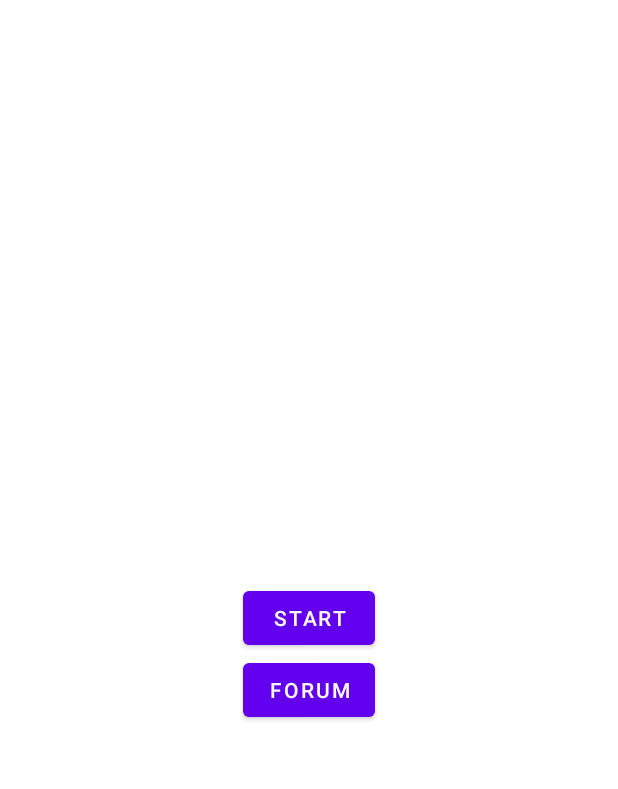
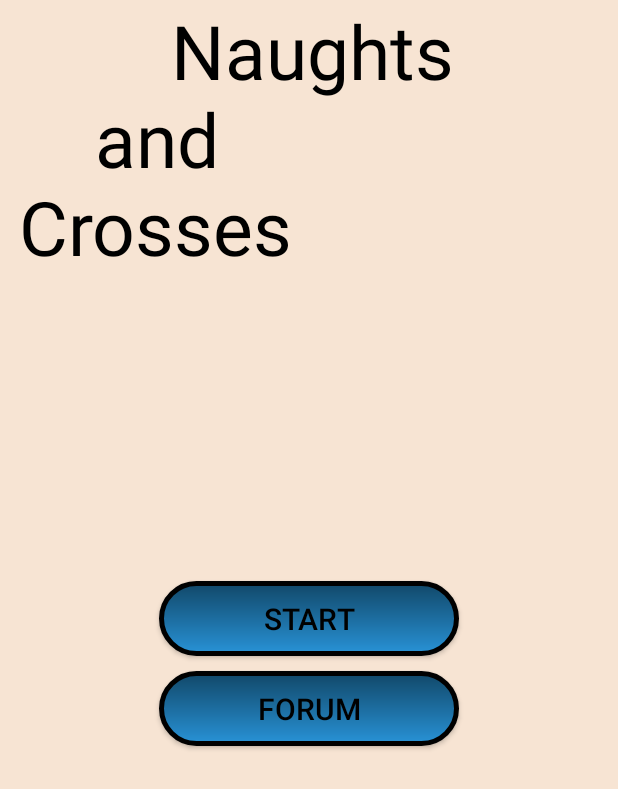
Before and after one commit to DanyloDonets/TRAFFBRAZA_Test_task, an Android app: the screen it shows after launch (MainActivity), on a phone screen of 412 x 824 dp. Shown: the top 789 px of the screen. Run offline under Robolectric (Android 15) with nearby library versions, the phone set to English and light mode, and no system bars; libraries missing offline, so code that uses them is left out: com.appsflyer, com.appsflyer.attribution; 2 statements that could not run were skipped.

Commit message:
all done with simple design

```diff
--- a/app/src/main/res/drawable/back.xml
+++ b/app/src/main/res/drawable/back.xml
@@ -1,5 +1,5 @@
-<vector android:height="24dp" android:tint="@color/black"
+<vector android:height="24dp" android:tint="@color/button_color"
     android:viewportHeight="24" android:viewportWidth="24"
     android:width="24dp" xmlns:android="http://schemas.android.com/apk/res/android">
-    <path android:fillColor="@android:color/black" android:pathData="M17.77,3.77l-1.77,-1.77l-10,10l10,10l1.77,-1.77l-8.23,-8.23z"/>
+    <path android:fillColor="@color/button_color" android:pathData="M17.77,3.77l-1.77,-1.77l-10,10l10,10l1.77,-1.77l-8.23,-8.23z"/>
 </vector>
--- /dev/null
+++ b/app/src/main/res/drawable/rounded_rectangle.xml
@@ -0,0 +1,16 @@
+<?xml version="1.0" encoding="utf-8"?>
+
+
+<shape android:shape="rectangle"
+
+    xmlns:android="http://schemas.android.com/apk/res/android">
+
+    <corners android:radius="50dp" />
+
+    <stroke android:width="3dp"
+        android:color="@color/black" />
+
+    <gradient android:angle="-90"
+        android:startColor="@color/button_color"
+        android:endColor="@color/button_color2"  />
+</shape>
--- a/app/src/main/res/layout/activity_game.xml
+++ b/app/src/main/res/layout/activity_game.xml
@@ -5,13 +5,17 @@
     xmlns:tools="http://schemas.android.com/tools"
     android:layout_width="match_parent"
     android:layout_height="match_parent"
-    tools:context=".activities.Game">
+    tools:context=".activities.Game"
+    style="@style/windowstyle"
+    android:background="@color/background">
 
     <ImageView
         android:id="@+id/backBtn"
         android:layout_width="40dp"
         android:layout_height="40dp"
         android:src="@drawable/back"
+
+
         />
 
 
--- a/app/src/main/res/layout/activity_main.xml
+++ b/app/src/main/res/layout/activity_main.xml
@@ -1,30 +1,51 @@
 <?xml version="1.0" encoding="utf-8"?>
-<RelativeLayout xmlns:android="http://schemas.android.com/apk/res/android"
+<androidx.constraintlayout.widget.ConstraintLayout xmlns:android="http://schemas.android.com/apk/res/android"
     xmlns:app="http://schemas.android.com/apk/res-auto"
     xmlns:tools="http://schemas.android.com/tools"
     android:layout_width="match_parent"
     android:layout_height="match_parent"
-    tools:context=".activities.MainActivity">
+    tools:context=".activities.MainActivity"
+    style="@style/windowstyle"
+    android:background="@color/background"
+    >
 
 
-
-    <Button
-        android:layout_centerHorizontal="true"
-        android:layout_centerVertical="true"
-        android:id="@+id/gameBtn"
+    <TextView
         android:layout_width="wrap_content"
         android:layout_height="wrap_content"
+        android:textSize="50dp"
+        android:textColor="@color/black"
+        android:text="
+        Naughts \n
+    and\n
+Crosses"/>
+
+    <androidx.appcompat.widget.AppCompatButton
+        android:id="@+id/gameBtn"
+        style="@style/buttons"
+        android:background="@drawable/rounded_rectangle"
+
         android:text="Start"
+        app:layout_constraintLeft_toLeftOf="parent"
+        app:layout_constraintRight_toRightOf="parent"
+        app:layout_constraintTop_toTopOf="parent"
+
+        app:layout_constraintBottom_toBottomOf="parent"
+
         />
 
-    <Button
-        android:layout_centerHorizontal="true"
-        android:layout_below="@+id/gameBtn"
+    <androidx.appcompat.widget.AppCompatButton
+        style="@style/buttons"
         android:id="@+id/webBtn"
-        android:layout_width="wrap_content"
-        android:layout_height="wrap_content"
+        android:layout_marginTop="10dp"
+        app:layout_constraintTop_toBottomOf="@id/gameBtn"
+        app:layout_constraintLeft_toLeftOf="parent"
+        app:layout_constraintRight_toRightOf="parent"
+        android:background="@drawable/rounded_rectangle"
+        android:layout_width="200dp"
+        android:layout_height="50dp"
         android:text="Forum"
         />
 
 
-</RelativeLayout>
+</androidx.constraintlayout.widget.ConstraintLayout>
--- a/app/src/main/res/layout/activity_web_view.xml
+++ b/app/src/main/res/layout/activity_web_view.xml
@@ -4,7 +4,8 @@
     xmlns:tools="http://schemas.android.com/tools"
     android:layout_width="match_parent"
     android:layout_height="match_parent"
-    tools:context=".activities.WebView">
+    tools:context=".activities.WebView"
+    android:background="@color/background">
 
     <WebView
         android:id="@+id/webView"
--- a/app/src/main/res/mipmap-anydpi-v26/ic_launcher.xml
+++ b/app/src/main/res/mipmap-anydpi-v26/ic_launcher.xml
@@ -1,5 +1,5 @@
 <?xml version="1.0" encoding="utf-8"?>
 <adaptive-icon xmlns:android="http://schemas.android.com/apk/res/android">
-    <background android:drawable="@drawable/ic_launcher_background" />
-    <foreground android:drawable="@drawable/ic_launcher_foreground" />
+    <background android:drawable="@drawable/logo" />
+
 </adaptive-icon>
--- a/app/src/main/res/mipmap-anydpi-v26/ic_launcher_round.xml
+++ b/app/src/main/res/mipmap-anydpi-v26/ic_launcher_round.xml
@@ -1,5 +1,4 @@
 <?xml version="1.0" encoding="utf-8"?>
 <adaptive-icon xmlns:android="http://schemas.android.com/apk/res/android">
-    <background android:drawable="@drawable/ic_launcher_background" />
-    <foreground android:drawable="@drawable/ic_launcher_foreground" />
+    <background android:drawable="@drawable/logo" />
 </adaptive-icon>
--- a/app/src/main/res/mipmap-anydpi-v33/ic_launcher.xml
+++ b/app/src/main/res/mipmap-anydpi-v33/ic_launcher.xml
@@ -1,6 +1,4 @@
 <?xml version="1.0" encoding="utf-8"?>
 <adaptive-icon xmlns:android="http://schemas.android.com/apk/res/android">
-    <background android:drawable="@drawable/ic_launcher_background" />
-    <foreground android:drawable="@drawable/ic_launcher_foreground" />
-    <monochrome android:drawable="@drawable/ic_launcher_foreground" />
+    <background android:drawable="@drawable/logo" />
 </adaptive-icon>
--- a/app/src/main/res/values/colors.xml
+++ b/app/src/main/res/values/colors.xml
@@ -7,4 +7,9 @@
     <color name="teal_700">#FF018786</color>
     <color name="black">#FF000000</color>
     <color name="white">#FFFFFFFF</color>
+    <color name="button_color">#FF114869</color>
+    <color name="background">#FFF7E4d3</color>
+    <color name="button_color2">#FF2892D6</color>
+
+
 </resources>
--- a/app/src/main/res/values/styles.xml
+++ b/app/src/main/res/values/styles.xml
@@ -22,17 +22,35 @@
     </style>
 
     <style name="verticalLine">
-        <item name="android:background">@color/black</item>
+        <item name="android:background">@color/button_color</item>
         <item name="android:layout_width">5dp</item>
         <item name="android:layout_height">match_parent</item>
 
     </style>
 
     <style name="horizontalLine">
-        <item name="android:background">@color/black</item>
+        <item name="android:background">@color/button_color</item>
         <item name="android:layout_width">match_parent</item>
         <item name="android:layout_height">5dp</item>
 
     </style>
 
+
+    <style name="windowstyle">
+        <item name="background">@color/background</item>
+    </style>
+
+    <style name="buttons">
+        <item name="android:layout_width">200dp</item>
+        <item name="android:layout_height">50dp</item>
+        <item name="background">@drawable/rounded_rectangle</item>
+        <item name="android:textColor">@color/black</item>
+        <item name="android:textSize">20dp</item>
+
+
+
+
+
+    </style>
+
 </resources>
```
Also changed, not shown: app/src/main/java/donets/danylo/testtask/activities/Game.kt (+48 -33 lines), app/src/main/res/drawable/logo.png (added).
